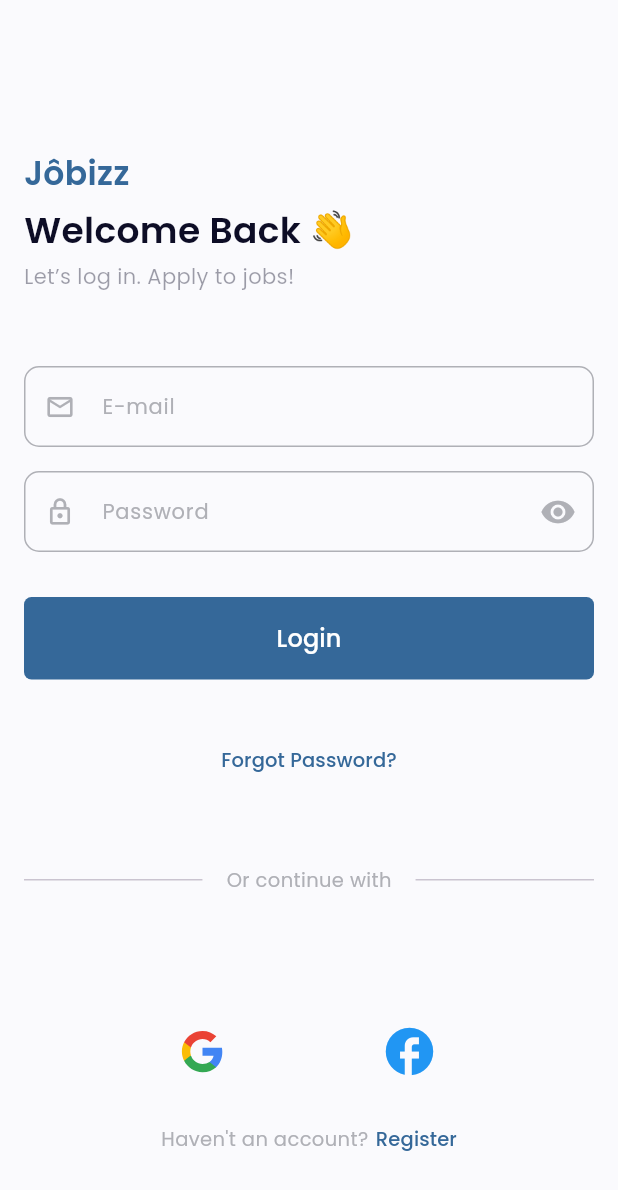
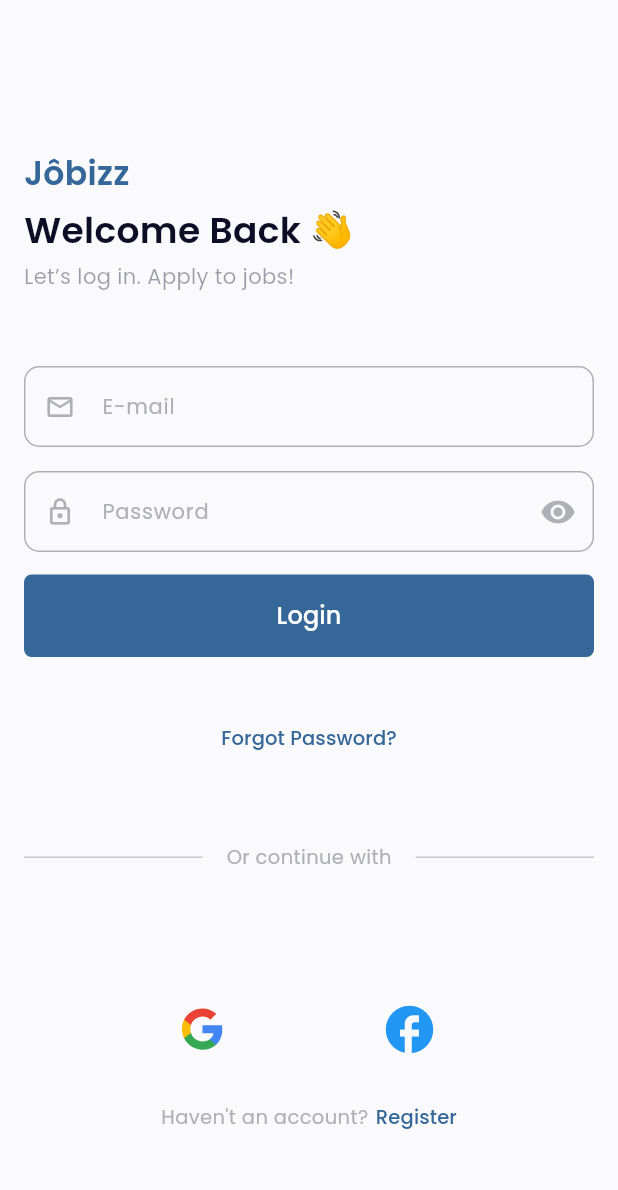
Before and after one commit to mostafa1255/Job_Finder_App, a Flutter app: the screen it shows after launch, on a phone screen of 412 x 824 dp. Shown: the top 1190 px of the screen. Run offline on Flutter 3.47's test engine with Material 3 defaults, Android fonts, the phone set to English and light mode, and no system bars; our stand-ins replace cloud_firestore, file_picker, firebase_auth, firebase_core, firebase_storage, flutter_bloc and 6 more; accounts and stored records are empty.

Commit message:
Adding padding to the error managment presentation view

```diff
--- a/lib/features/auth/view/screens/signin.dart
+++ b/lib/features/auth/view/screens/signin.dart
@@ -64,7 +64,7 @@ class _LoginScreenState extends State<LoginScreen> {
                       icon: Icons.lock_outlined,
                       isPassword: true,
                       controller: _passwordController),
-                  const SizedBox(height: 30),
+                  const SizedBox(height: 15),
 
                   // cubit builder
                   BlocBuilder<AuthCubit, AuthState>(
@@ -91,6 +91,7 @@ class _LoginScreenState extends State<LoginScreen> {
                                 style: const TextStyle(color: Colors.red),
                               ),
                             ),
+                            const SizedBox(height: 15),
                             //Button to Login
                             StyledButton(
                                 onPressed: () {
```
